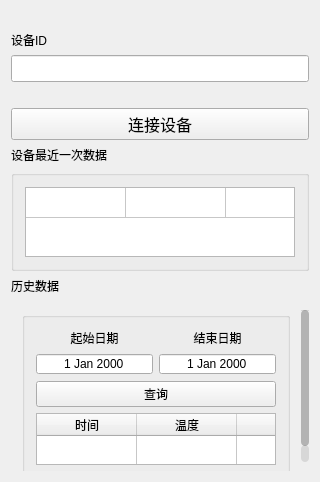
First picture: the form in mainwindow.ui, repository 381171634/Remote-Monitor-Phone, before the edit.
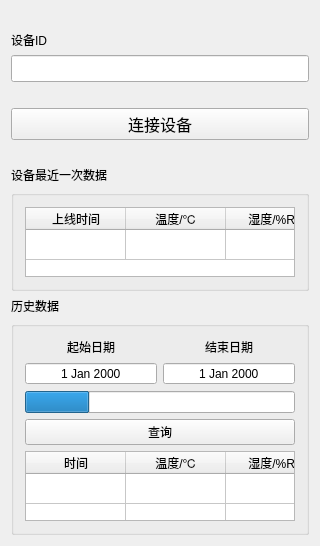
Second picture: the form after the edit.

Patch:
```diff
--- a/mainwindow.ui
+++ b/mainwindow.ui
@@ -114,6 +114,19 @@
       </property>
      </widget>
     </item>
+    <item>
+     <widget class="QLabel" name="label_8">
+      <property name="sizePolicy">
+       <sizepolicy hsizetype="Minimum" vsizetype="Expanding">
+        <horstretch>0</horstretch>
+        <verstretch>0</verstretch>
+       </sizepolicy>
+      </property>
+      <property name="text">
+       <string/>
+      </property>
+     </widget>
+    </item>
     <item>
      <widget class="QLabel" name="label_3">
       <property name="text">
@@ -163,7 +176,7 @@
           <bool>true</bool>
          </property>
          <attribute name="horizontalHeaderVisible">
-          <bool>false</bool>
+          <bool>true</bool>
          </attribute>
          <attribute name="horizontalHeaderHighlightSections">
           <bool>true</bool>
@@ -183,27 +196,27 @@
          </column>
          <column>
           <property name="text">
-           <string>温度</string>
+           <string>温度/℃</string>
           </property>
          </column>
          <column>
           <property name="text">
-           <string>湿度</string>
+           <string>湿度/%RH</string>
           </property>
          </column>
          <column>
           <property name="text">
-           <string>甲醛</string>
+           <string>甲醛/mg/m3</string>
           </property>
          </column>
          <column>
           <property name="text">
-           <string>二氧化碳</string>
+           <string>二氧化碳/ppm</string>
           </property>
          </column>
          <column>
           <property name="text">
-           <string>电池电压</string>
+           <string>电池电压/V</string>
           </property>
          </column>
          <item row="0" column="0">
@@ -249,60 +262,6 @@
      </widget>
     </item>
     <item>
-     <widget class="QScrollArea" name="scrollArea">
-      <property name="styleSheet">
-       <string notr="true">QScrollArea
-{
-border:none;
-}
-QScrollBar:vertical
-{
-    width:8px;
-    background:rgba(0,0,0,0%);
-    margin:0px,0px,0px,0px;
-	padding-top:9px; 
-    padding-bottom:9px;
-    
-}
-QScrollBar::handle:vertical
-{
-    width:8px;
-    background:rgba(0,0,0,25%);
-    border-radius:4px;  
-    min-height:20;
-}
-
-QScrollBar::add-page:vertical,QScrollBar::sub-page:vertical   
-{
-    background:rgba(0,0,0,10%);
-    border-radius:4px;
-}
-
-QScrollBar::add-line:vertical   
-{
-    height:0px;width:8px;
-
-}
-QScrollBar::sub-line:vertical   
-{
-    height:0px;width:8px;
-
-}</string>
-      </property>
-      <property name="widgetResizable">
-       <bool>true</bool>
-      </property>
-      <widget class="QWidget" name="scrollAreaWidgetContents">
-       <property name="geometry">
-        <rect>
-         <x>0</x>
-         <y>0</y>
-         <width>302</width>
-         <height>215</height>
-        </rect>
-       </property>
-       <layout class="QGridLayout" name="gridLayout">
-        <item row="1" column="0">
          <widget class="QGroupBox" name="groupBox_2">
           <property name="sizePolicy">
            <sizepolicy hsizetype="Expanding" vsizetype="Preferred">
@@ -314,7 +273,39 @@
            <string/>
           </property>
           <layout class="QGridLayout" name="gridLayout_3">
-           <item row="3" column="0" colspan="2">
+       <item row="0" column="0">
+        <widget class="QLabel" name="label_5">
+         <property name="sizePolicy">
+          <sizepolicy hsizetype="Preferred" vsizetype="Maximum">
+           <horstretch>0</horstretch>
+           <verstretch>0</verstretch>
+          </sizepolicy>
+         </property>
+         <property name="text">
+          <string>起始日期</string>
+         </property>
+         <property name="alignment">
+          <set>Qt::AlignCenter</set>
+         </property>
+        </widget>
+       </item>
+       <item row="0" column="1">
+        <widget class="QLabel" name="label_6">
+         <property name="sizePolicy">
+          <sizepolicy hsizetype="Preferred" vsizetype="Maximum">
+           <horstretch>0</horstretch>
+           <verstretch>0</verstretch>
+          </sizepolicy>
+         </property>
+         <property name="text">
+          <string>结束日期</string>
+         </property>
+         <property name="alignment">
+          <set>Qt::AlignCenter</set>
+         </property>
+        </widget>
+       </item>
+       <item row="4" column="0" colspan="2">
             <widget class="QTableWidget" name="tableWidget">
              <property name="sizePolicy">
               <sizepolicy hsizetype="Preferred" vsizetype="Expanding">
@@ -343,6 +334,18 @@
              <property name="selectionMode">
               <enum>QAbstractItemView::NoSelection</enum>
              </property>
+         <property name="verticalScrollMode">
+          <enum>QAbstractItemView::ScrollPerPixel</enum>
+         </property>
+         <property name="horizontalScrollMode">
+          <enum>QAbstractItemView::ScrollPerPixel</enum>
+         </property>
+         <property name="gridStyle">
+          <enum>Qt::SolidLine</enum>
+         </property>
+         <property name="sortingEnabled">
+          <bool>true</bool>
+         </property>
              <property name="rowCount">
               <number>100</number>
              </property>
@@ -544,27 +547,27 @@
              </column>
              <column>
               <property name="text">
-               <string>温度</string>
+           <string>温度/℃</string>
               </property>
              </column>
              <column>
               <property name="text">
-               <string>湿度</string>
+           <string>湿度/%RH</string>
               </property>
              </column>
              <column>
               <property name="text">
-               <string>甲醛</string>
+           <string>甲醛/mg/m3</string>
               </property>
              </column>
              <column>
               <property name="text">
-               <string>二氧化碳</string>
+           <string>二氧化碳/ppm</string>
               </property>
              </column>
              <column>
               <property name="text">
-               <string>电池电压</string>
+           <string>电池电压/V</string>
               </property>
              </column>
             </widget>
@@ -601,39 +604,7 @@
              </property>
             </widget>
            </item>
-           <item row="0" column="0">
-            <widget class="QLabel" name="label_5">
-             <property name="sizePolicy">
-              <sizepolicy hsizetype="Preferred" vsizetype="Maximum">
-               <horstretch>0</horstretch>
-               <verstretch>0</verstretch>
-              </sizepolicy>
-             </property>
-             <property name="text">
-              <string>起始日期</string>
-             </property>
-             <property name="alignment">
-              <set>Qt::AlignCenter</set>
-             </property>
-            </widget>
-           </item>
-           <item row="0" column="1">
-            <widget class="QLabel" name="label_6">
-             <property name="sizePolicy">
-              <sizepolicy hsizetype="Preferred" vsizetype="Maximum">
-               <horstretch>0</horstretch>
-               <verstretch>0</verstretch>
-              </sizepolicy>
-             </property>
-             <property name="text">
-              <string>结束日期</string>
-             </property>
-             <property name="alignment">
-              <set>Qt::AlignCenter</set>
-             </property>
-            </widget>
-           </item>
-           <item row="2" column="0" colspan="2">
+       <item row="3" column="0" colspan="2">
             <widget class="QPushButton" name="pushButton_2">
              <property name="sizePolicy">
               <sizepolicy hsizetype="Preferred" vsizetype="Minimum">
@@ -646,11 +617,26 @@
              </property>
             </widget>
            </item>
-          </layout>
+       <item row="2" column="0" colspan="2">
+        <widget class="QProgressBar" name="progressBar">
+         <property name="sizePolicy">
+          <sizepolicy hsizetype="Preferred" vsizetype="Minimum">
+           <horstretch>0</horstretch>
+           <verstretch>0</verstretch>
+          </sizepolicy>
+         </property>
+         <property name="value">
+          <number>24</number>
+         </property>
+         <property name="textVisible">
+          <bool>false</bool>
+         </property>
+         <property name="textDirection">
+          <enum>QProgressBar::TopToBottom</enum>
+         </property>
          </widget>
         </item>
        </layout>
-      </widget>
      </widget>
     </item>
    </layout>
```
Left out of the diff: 12 changed lines with no effect on the pictures. Lines whose indentation alone changed are shown as unchanged.
